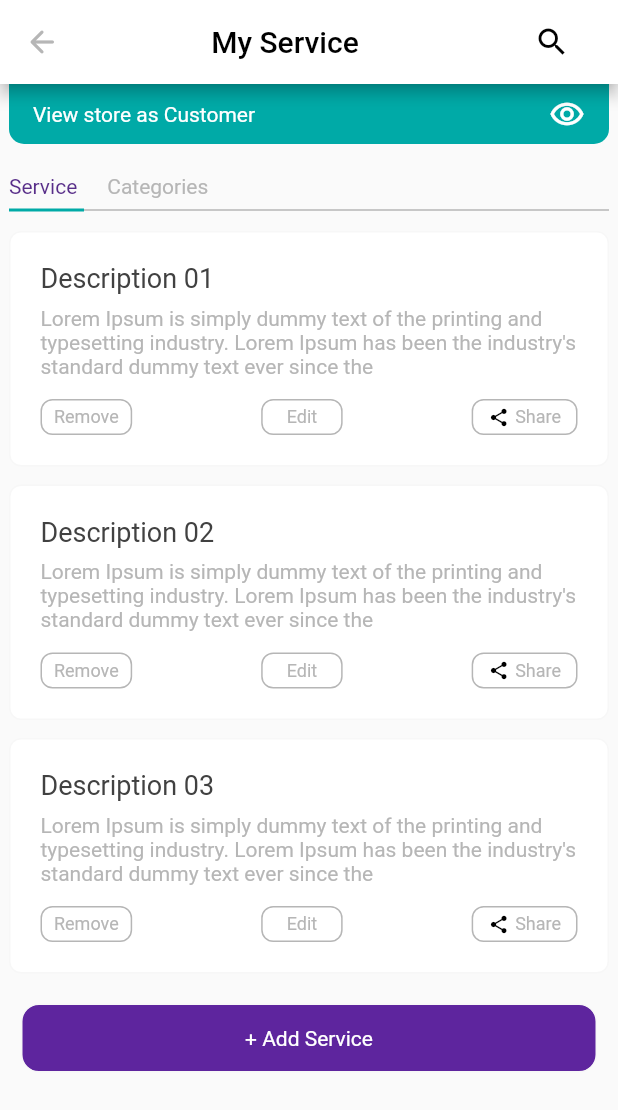
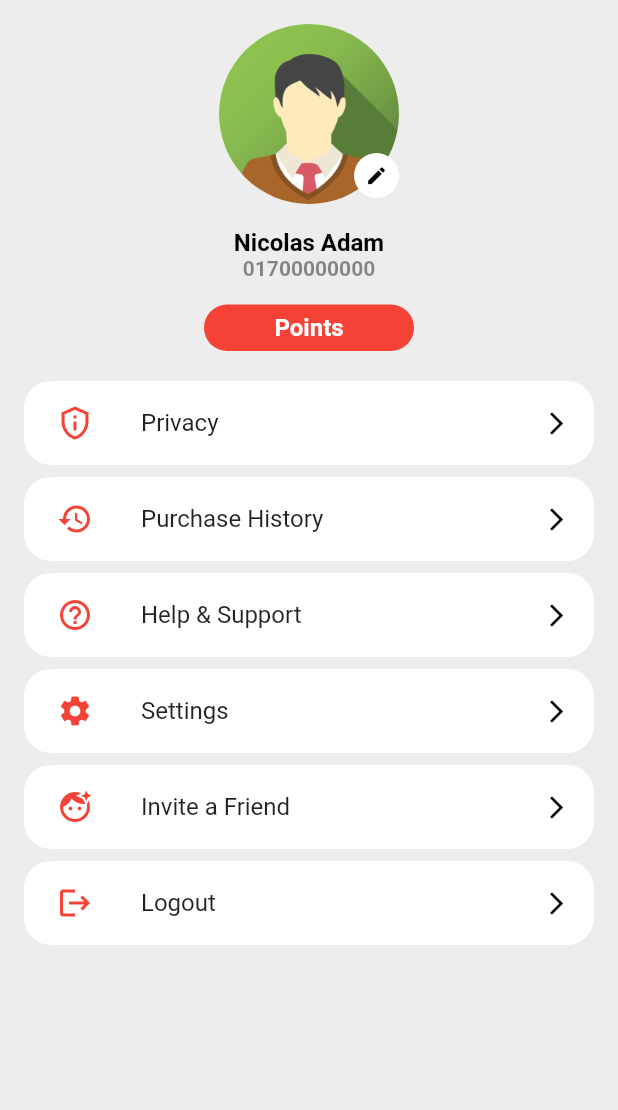
Before and after one commit to Always-Bijoy/service_ui, a Flutter app: the screen it shows after launch, on a phone screen of 412 x 824 dp. Shown: the top 1110 px of the screen. Run offline on Flutter 3.47's test engine with Material 2 defaults, Android fonts, the phone set to English and light mode, and no system bars.

Commit message:
Profile UI

```diff
--- a/lib/main.dart
+++ b/lib/main.dart
@@ -1,5 +1,6 @@
 import 'package:flutter/material.dart';
 import 'package:flutter_ui/MyHomePage.dart';
+import 'package:flutter_ui/profile_screen.dart';
 
 void main() {
   runApp(MyApp());
@@ -15,7 +16,7 @@ class MyApp extends StatelessWidget {
       theme: ThemeData(
         primarySwatch: Colors.blue,
       ),
-      home: MyHomePage(),
+      home: Profile(),
     );
   }
 }
--- /dev/null
+++ b/lib/profile_screen.dart
@@ -0,0 +1,115 @@
+import 'package:flutter/cupertino.dart';
+import 'package:flutter/material.dart';
+
+class Profile extends StatelessWidget {
+  @override
+  Widget build(BuildContext context) {
+    final screenHeight = MediaQuery.of(context).size.height;
+    var data = [
+      {'name': 'Privacy', 'icon': Icons.privacy_tip_outlined},
+      {'name': 'Purchase History', 'icon': Icons.history},
+      {'name': 'Help & Support', 'icon': Icons.help_outline},
+      {'name': 'Settings', 'icon': Icons.settings},
+      {'name': 'Invite a Friend', 'icon': Icons.face_retouching_natural},
+      {'name': 'Logout', 'icon': Icons.logout},
+    ];
+    return Scaffold(
+      backgroundColor: Color(0xFFededed),
+      body: SafeArea(
+        child: Center(
+          child: Column(
+            crossAxisAlignment: CrossAxisAlignment.center,
+            children: [
+              // Text('hello')
+              Container(
+                margin: EdgeInsets.symmetric(vertical: 16),
+                height: 120.0,
+                width: 120.0,
+                decoration: BoxDecoration(
+                    shape: BoxShape.circle,
+                    color: Colors.white,
+                    image: DecorationImage(
+                        image: AssetImage('assets/images/avatar2.png'))),
+                child: Stack(
+                  children: [
+                    Positioned(
+                      bottom: 4,
+                      right: 0,
+                      child: Container(
+                        height: 30.0,
+                        width: 30.0,
+                        decoration: BoxDecoration(
+                            color: Colors.white, shape: BoxShape.circle),
+                        child: Icon(
+                          Icons.edit,
+                          color: Colors.black,
+                          size: 15,
+                        ),
+                      ),
+                    ),
+                  ],
+                ),
+              ),
+              Text(
+                'Nicolas Adam',
+                style: TextStyle(
+                    color: Colors.black,
+                    fontSize: 16,
+                    fontWeight: FontWeight.bold),
+              ),
+              Text(
+                '01700000000',
+                style: TextStyle(
+                    color: Colors.black45,
+                    fontSize: 14,
+                    fontWeight: FontWeight.bold),
+              ),
+              Container(
+                margin: EdgeInsets.symmetric(vertical: 16),
+                padding: EdgeInsets.symmetric(vertical: 6),
+                width: 140,
+                alignment: Alignment.center,
+                decoration: BoxDecoration(
+                    color: Colors.red, borderRadius: BorderRadius.circular(18)),
+                child: Text(
+                  'Points',
+                  style: TextStyle(
+                      color: Colors.white,
+                      fontSize: 16,
+                      fontWeight: FontWeight.bold),
+                ),
+              ),
+              Expanded(
+                child: ListView.builder(
+                  itemCount: data.length,
+                  itemBuilder: (context, index) {
+                    return Container(
+                      padding: EdgeInsets.only(left: 6),
+                      margin: EdgeInsets.symmetric(vertical: 4, horizontal: 16),
+                      decoration: BoxDecoration(
+                        borderRadius: BorderRadius.circular(18),
+                        color: Colors.white,
+                      ),
+                      child: ListTile(
+                        leading: Icon(
+                          data[index]['icon'],
+                          color: Colors.red,
+                        ),
+                        title: Text(data[index]['name']),
+                        trailing: Icon(
+                          Icons.arrow_forward_ios_sharp,
+                          color: Colors.black,
+                          size: 18,
+                        ),
+                      ),
+                    );
+                  },
+                ),
+              )
+            ],
+          ),
+        ),
+      ),
+    );
+  }
+}
--- a/pubspec.yaml
+++ b/pubspec.yaml
@@ -47,9 +47,8 @@ flutter:
   uses-material-design: true
 
   # To add assets to your application, add an assets section, like this:
-  # assets:
-  #   - images/a_dot_burr.jpeg
-  #   - images/a_dot_ham.jpeg
+  assets:
+    - assets/images/
 
   # An image asset can refer to one or more resolution-specific "variants", see
   # https://flutter.dev/assets-and-images/#resolution-aware.
```
Also changed, not shown: assets/images/avatar2.png (added).
